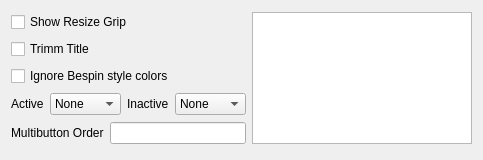
Above: kwin/configdialog.ui from deiv/bespin-pkg before the change. Below: the same form after it.
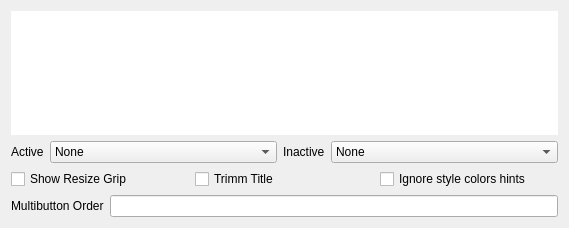
That is the form after the change.

Diff of the .ui file:
```diff
--- a/kwin/configdialog.ui
+++ b/kwin/configdialog.ui
@@ -5,39 +5,25 @@
    <rect>
     <x>0</x>
     <y>0</y>
-    <width>483</width>
-    <height>160</height>
+    <width>569</width>
+    <height>228</height>
    </rect>
   </property>
   <property name="windowTitle" >
    <string>Bespin KWin Client Config</string>
   </property>
-  <layout class="QGridLayout" name="gridLayout" >
-   <item row="0" column="0" colspan="2" >
-    <widget class="QCheckBox" name="resizeCorner" >
-     <property name="text" >
-      <string>Show Resize Grip</string>
+  <layout class="QVBoxLayout" name="verticalLayout" >
+   <item>
+    <widget class="QTextBrowser" name="onlinehelp" >
+     <property name="frameShape" >
+      <enum>QFrame::NoFrame</enum>
      </property>
-    </widget>
-   </item>
-   <item rowspan="5" row="0" column="2" >
-    <widget class="QTextBrowser" name="onlinehelp" />
-   </item>
-   <item row="1" column="0" >
-    <widget class="QCheckBox" name="trimmTitle" >
-     <property name="text" >
-      <string>Trimm Title</string>
+     <property name="lineWidth" >
+      <number>0</number>
      </property>
     </widget>
    </item>
-   <item row="2" column="0" colspan="2" >
-    <widget class="QCheckBox" name="forceUserColors" >
-     <property name="text" >
-      <string>Ignore Bespin style colors</string>
-     </property>
-    </widget>
-   </item>
-   <item row="3" column="0" colspan="2" >
+   <item>
     <layout class="QHBoxLayout" name="horizontalLayout" >
      <item>
       <widget class="QLabel" name="label_2" >
@@ -115,15 +101,44 @@
      </item>
     </layout>
    </item>
-   <item row="4" column="0" >
-    <widget class="QLabel" name="label_3" >
-     <property name="text" >
-      <string>Multibutton Order</string>
-     </property>
-    </widget>
+   <item>
+    <layout class="QHBoxLayout" name="horizontalLayout_2" >
+     <item>
+      <widget class="QCheckBox" name="resizeCorner" >
+       <property name="text" >
+        <string>Show Resize Grip</string>
+       </property>
+      </widget>
+     </item>
+     <item>
+      <widget class="QCheckBox" name="trimmTitle" >
+       <property name="text" >
+        <string>Trimm Title</string>
+       </property>
+      </widget>
+     </item>
+     <item>
+      <widget class="QCheckBox" name="forceUserColors" >
+       <property name="text" >
+        <string>Ignore style colors hints</string>
+       </property>
+      </widget>
+     </item>
+    </layout>
    </item>
-   <item row="4" column="1" >
-    <widget class="QLineEdit" name="multibutton" />
+   <item>
+    <layout class="QHBoxLayout" name="horizontalLayout_3" >
+     <item>
+      <widget class="QLabel" name="label_3" >
+       <property name="text" >
+        <string>Multibutton Order</string>
+       </property>
+      </widget>
+     </item>
+     <item>
+      <widget class="QLineEdit" name="multibutton" />
+     </item>
+    </layout>
    </item>
   </layout>
  </widget>
```
